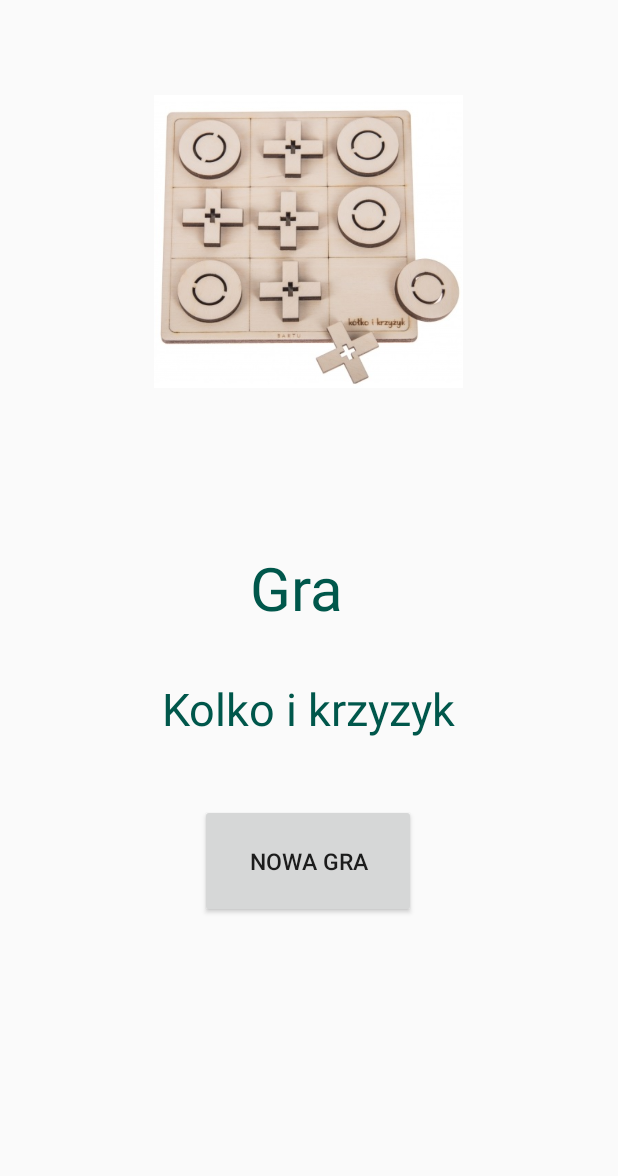
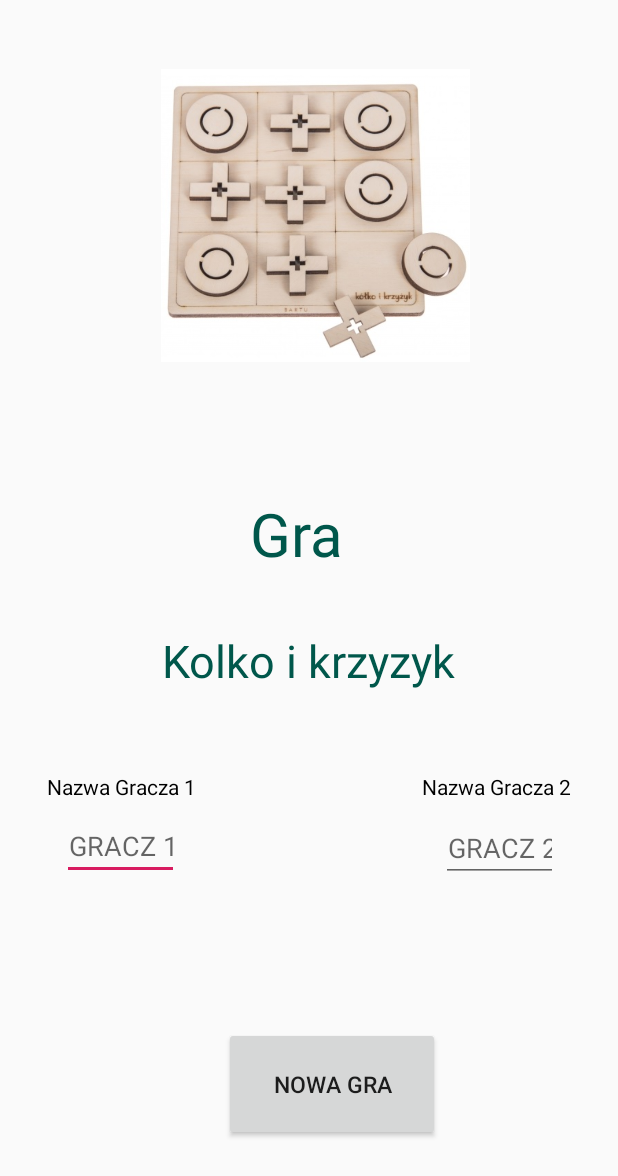
Before and after one commit to mkoczur93/AndroidGraKolkoikrzyzyk, an Android app: the screen it shows after launch (MainActivity), on a phone screen of 412 x 824 dp. Shown: the top 1176 px of the screen. Run offline under Robolectric (Android 15) with nearby library versions, the phone set to English and light mode, and no system bars.

Commit message:
Modyfikacja funkcji wynik -> remis + tworzenie nazwy graczy(przesyl do innego Intentu)

```diff
--- a/Kolkoikrzyzyk/app/src/main/java/com/example/kolkoikrzyzyk/MainActivity.java
+++ b/Kolkoikrzyzyk/app/src/main/java/com/example/kolkoikrzyzyk/MainActivity.java
@@ -5,22 +5,33 @@ import android.support.v7.app.AppCompatActivity;
 import android.os.Bundle;
 import android.view.View;
 import android.widget.Button;
+import android.widget.EditText;
 
 public class MainActivity extends AppCompatActivity {
 
     Button buttonnext;
+    EditText namegracz1;
+    EditText namegracz2;
+
+    public String name1;
+    public String name2;
 
     @Override
     protected void onCreate(Bundle savedInstanceState) {
         super.onCreate(savedInstanceState);
         setContentView(R.layout.activity_main);
         getSupportActionBar().hide();
-
+        namegracz1 = (EditText) findViewById(R.id.namegracz1);
+        namegracz2 = (EditText) findViewById(R.id.namegracz2);
         buttonnext = (Button) findViewById (R.id.button);
         buttonnext.setOnClickListener(new View.OnClickListener() {
             @Override
             public void onClick(View v) {
+                sprawdzname1();
+                sprawdzname2();
                 Intent intent = new Intent (MainActivity.this, Main2Activity.class);
+                intent.putExtra("name1", name1);
+                intent.putExtra("name2", name2);
                 startActivity(intent);
 
 
@@ -28,7 +39,33 @@ public class MainActivity extends AppCompatActivity {
         });
             }
 
+    String sprawdzname1()
+    {if(namegracz1.getText().toString().isEmpty())
+    {
+        name1 = "GRACZ 1";
 
+    }
+    else
+    {
+        name1 = namegracz1.getText().toString();
+
+    }
+        return name1;
+    };
+
+    String sprawdzname2()
+    {if(namegracz2.getText().toString().isEmpty())
+    {
+        name2 = "GRACZ 2";
+
+    }
+    else
+    {
+        name2 = namegracz2.getText().toString();
+
+    }
+        return name2;
+    };
 
 
 }
--- a/Kolkoikrzyzyk/app/src/main/res/layout/activity_main.xml
+++ b/Kolkoikrzyzyk/app/src/main/res/layout/activity_main.xml
@@ -18,10 +18,10 @@
         android:textSize="15dp"
         app:layout_constraintBottom_toBottomOf="parent"
         app:layout_constraintEnd_toEndOf="parent"
-        app:layout_constraintHorizontal_bias="0.498"
+        app:layout_constraintHorizontal_bias="0.561"
         app:layout_constraintStart_toStartOf="parent"
         app:layout_constraintTop_toTopOf="parent"
-        app:layout_constraintVertical_bias="0.721" />
+        app:layout_constraintVertical_bias="0.924" />
 
     <TextView
         android:id="@+id/textView"
@@ -38,7 +38,7 @@
         app:layout_constraintEnd_toEndOf="parent"
         app:layout_constraintStart_toStartOf="parent"
         app:layout_constraintTop_toTopOf="parent"
-        app:layout_constraintVertical_bias="0.772" />
+        app:layout_constraintVertical_bias="0.525" />
 
     <TextView
         android:id="@+id/textView2"
@@ -55,7 +55,7 @@
         app:layout_constraintEnd_toEndOf="parent"
         app:layout_constraintStart_toStartOf="parent"
         app:layout_constraintTop_toBottomOf="@+id/textView"
-        app:layout_constraintVertical_bias="0.371" />
+        app:layout_constraintVertical_bias="0.105" />
 
     <ImageView
         android:id="@+id/imageView"
@@ -67,10 +67,83 @@
         android:layout_marginBottom="8dp"
         app:layout_constraintBottom_toTopOf="@+id/textView"
         app:layout_constraintEnd_toEndOf="parent"
-        app:layout_constraintHorizontal_bias="0.497"
+        app:layout_constraintHorizontal_bias="0.523"
         app:layout_constraintStart_toStartOf="parent"
         app:layout_constraintTop_toTopOf="parent"
-        app:layout_constraintVertical_bias="0.288"
+        app:layout_constraintVertical_bias="0.2"
         app:srcCompat="@drawable/logo" />
 
+    <EditText
+        android:id="@+id/namegracz1"
+        android:layout_width="78dp"
+        android:layout_height="41dp"
+        android:layout_marginStart="8dp"
+        android:layout_marginTop="8dp"
+        android:layout_marginEnd="8dp"
+        android:layout_marginBottom="8dp"
+        android:clickable="false"
+        android:ems="10"
+        android:gravity="center"
+        android:hint="GRACZ 1"
+        android:inputType="textPersonName"
+        app:layout_constraintBottom_toBottomOf="parent"
+        app:layout_constraintEnd_toStartOf="@+id/namegracz2"
+        app:layout_constraintHorizontal_bias="0.165"
+        app:layout_constraintStart_toStartOf="parent"
+        app:layout_constraintTop_toBottomOf="@+id/textView3"
+        app:layout_constraintVertical_bias="0.015" />
+
+    <TextView
+        android:id="@+id/textView3"
+        android:layout_width="wrap_content"
+        android:layout_height="wrap_content"
+        android:layout_marginStart="8dp"
+        android:layout_marginTop="8dp"
+        android:layout_marginEnd="8dp"
+        android:layout_marginBottom="8dp"
+        android:text="Nazwa Gracza 1"
+        android:textColor="@android:color/black"
+        app:layout_constraintBottom_toBottomOf="parent"
+        app:layout_constraintEnd_toEndOf="parent"
+        app:layout_constraintHorizontal_bias="0.078"
+        app:layout_constraintStart_toStartOf="parent"
+        app:layout_constraintTop_toBottomOf="@+id/textView2"
+        app:layout_constraintVertical_bias="0.14" />
+
+    <EditText
+        android:id="@+id/namegracz2"
+        android:layout_width="78dp"
+        android:layout_height="41dp"
+        android:layout_marginStart="8dp"
+        android:layout_marginTop="8dp"
+        android:layout_marginEnd="8dp"
+        android:layout_marginBottom="8dp"
+        android:ems="10"
+        android:gravity="center"
+        android:hint="GRACZ 2"
+        android:inputType="textPersonName"
+        app:layout_constraintBottom_toBottomOf="parent"
+        app:layout_constraintEnd_toEndOf="parent"
+        app:layout_constraintHorizontal_bias="0.899"
+        app:layout_constraintStart_toStartOf="parent"
+        app:layout_constraintTop_toBottomOf="@+id/textView4"
+        app:layout_constraintVertical_bias="0.02" />
+
+    <TextView
+        android:id="@+id/textView4"
+        android:layout_width="wrap_content"
+        android:layout_height="wrap_content"
+        android:layout_marginStart="8dp"
+        android:layout_marginTop="8dp"
+        android:layout_marginEnd="8dp"
+        android:layout_marginBottom="8dp"
+        android:text="Nazwa Gracza 2"
+        android:textColor="@android:color/black"
+        app:layout_constraintBottom_toBottomOf="parent"
+        app:layout_constraintEnd_toEndOf="parent"
+        app:layout_constraintHorizontal_bias="0.921"
+        app:layout_constraintStart_toStartOf="parent"
+        app:layout_constraintTop_toBottomOf="@+id/textView2"
+        app:layout_constraintVertical_bias="0.14" />
+
 </android.support.constraint.ConstraintLayout>
```
Also changed, not shown: Kolkoikrzyzyk/app/src/main/java/com/example/kolkoikrzyzyk/Main2Activity.java (+24 -2 lines), Kolkoikrzyzyk/app/src/main/res/layout/activity_main2.xml (+10 -2 lines).
